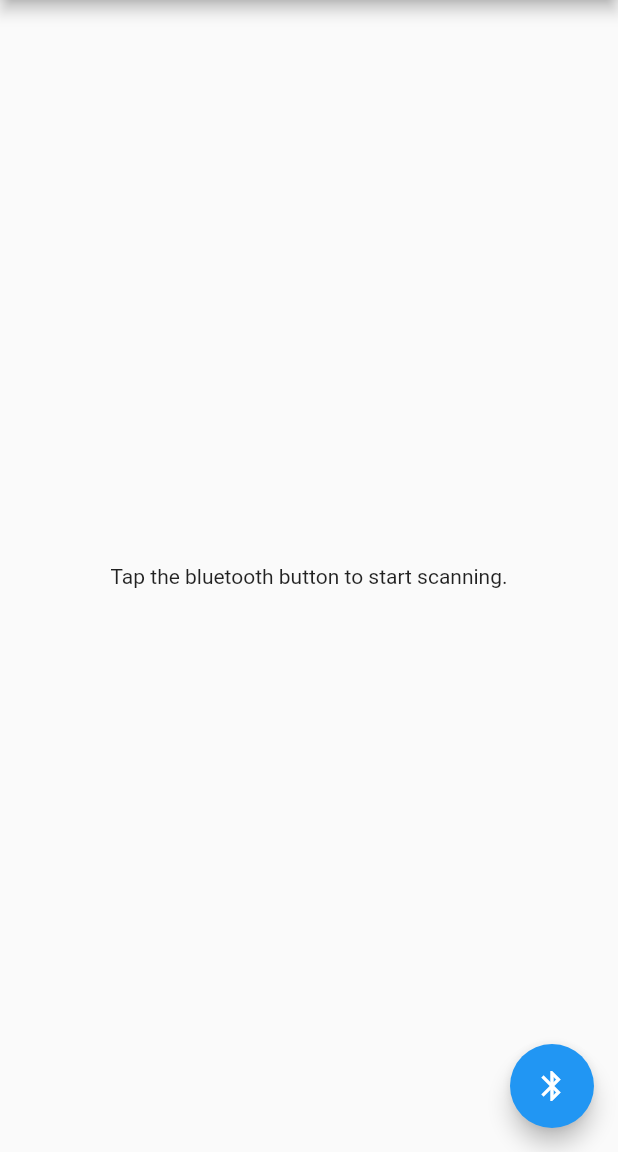
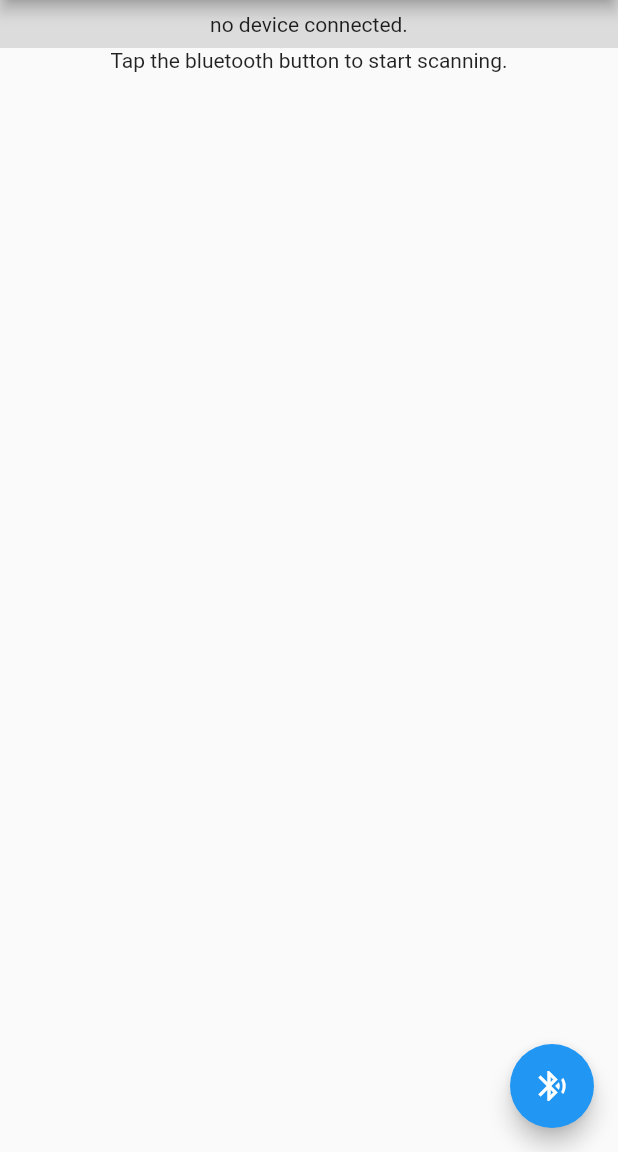
Before and after one commit to robinplz/ble_test_app, a Flutter app: the screen it shows after launch, on a phone screen of 412 x 824 dp, the part 84-1236 px from its top. Run offline on Flutter 3.47's test engine with Material 2 defaults, Android fonts, the light colour scheme and no system bars; missing offline and left inert: quick_blue.

Commit message:
add code to test "connect to BLE device".

```diff
--- a/lib/main.dart
+++ b/lib/main.dart
@@ -47,19 +47,42 @@ class MyHomePage extends StatefulWidget {
   _MyHomePageState createState() => _MyHomePageState();
 }
 
+class DeviceDescriptor {
+  late String id;
+  late String name;
+
+  DeviceDescriptor(this.id, this.name);
+}
+
 class _MyHomePageState extends State<MyHomePage> {
-  List<String> _deviceIdList = [];
+  List<DeviceDescriptor> _deviceList = [];
   bool _isScanning = false;
+  String _statusText = 'no device connected.';
+
+  @override
+  void initState() {
+    super.initState();
+
+    QuickBlue.setConnectionHandler((deviceId, state) {
+      Developer.log('$deviceId ${state.value}', name: 'bluetooth');
+      var device = _deviceList.firstWhere((element) => element.id == deviceId);
+      var statusText = '${device.id}(${device.name}) is ${state.value}.';
+      setState(() {
+        _statusText = statusText;
+      });
+    });
+  }
 
   void _toggleScan() {
     if (_isScanning) {
       QuickBlue.stopScan();
-      _resetDeviceIdList();
+      _resetDeviceList();
     } else {
       QuickBlue.scanResultStream.listen((event) {
-        var deviceDesc = '${event.name} (${event.deviceId})';
-        Developer.log('discovered: $deviceDesc', name: 'bluetooth');
-        _addDeviceId(deviceDesc);
+        var deviceId = event.deviceId;
+        var deviceName = event.name;
+        Developer.log('discovered: $deviceId - $deviceName', name: 'bluetooth');
+        _addDevice(id: deviceId, name: deviceName);
       });
       QuickBlue.startScan();
     }
@@ -69,31 +92,68 @@ class _MyHomePageState extends State<MyHomePage> {
     });
   }
 
-  void _addDeviceId(String deviceId) {
-    if (_deviceIdList.contains(deviceId)) {
+  void _addDevice({id: String, name: String}) {
+    if (-1 != _deviceList.indexWhere((element) => element.id == id)) {
       return;
     }
 
     setState(() {
-      _deviceIdList.add(deviceId);
+      _deviceList.add(DeviceDescriptor(id, name));
     });
   }
 
-  void _resetDeviceIdList() {
+  void _resetDeviceList() {
     setState(() {
-      _deviceIdList.clear();
+      _deviceList.clear();
     });
+  }
+
+  void _onTapDeviceRowAtIndex(int index) {
+    var deviceId = _deviceList[index].id;
+    QuickBlue.connect(deviceId);
+
+    if (_isScanning) {
+      QuickBlue.stopScan();
+      setState(() {
+        _isScanning = false;
+      });
+    }
+  }
+
+  ListView _renderDeviceListView() {
+    return ListView.builder(
+      itemBuilder: (context, index) {
+        return ListTile(
+          leading: Icon(Icons.bluetooth_outlined),
+          title: Text(_deviceList[index].id),
+          subtitle: Text(_deviceList[index].name),
+          onTap: () {
+            _onTapDeviceRowAtIndex(index);
+          },
+        );
+      },
+      itemCount: _deviceList.length,
+    );
+  }
+
+  Widget _renderStatusBar() {
+    return Container(
+      height: 32,
+      color: Colors.black12,
+      child: Center(
+        child: Text(_statusText),
+      ),
+    );
   }
 
   @override
   Widget build(BuildContext context) {
-    var deviceIdTextList = _deviceIdList.length > 0
-        ? _deviceIdList.map((e) => Text(e)).toList()
-        : [
-            Text(_isScanning
-                ? 'Searching...'
-                : 'Tap the bluetooth button to start scanning.')
-          ];
+    var statusBar = _renderStatusBar();
+    var contentView = _deviceList.length > 0
+        ? _renderDeviceListView()
+        : Text(_isScanning
+            ? 'Searching...'
+            : 'Tap the bluetooth button to start scanning.');
 
     // This method is rerun every time setState is called, for instance as done
     // by the _incrementCounter method above.
@@ -107,32 +167,18 @@ class _MyHomePageState extends State<MyHomePage> {
         // the App.build method, and use it to set our appbar title.
         title: Text(widget.title!),
       ),
-      body: Center(
-        // Center is a layout widget. It takes a single child and positions it
-        // in the middle of the parent.
-        child: Column(
-          // Column is also a layout widget. It takes a list of children and
-          // arranges them vertically. By default, it sizes itself to fit its
-          // children horizontally, and tries to be as tall as its parent.
-          //
-          // Invoke "debug painting" (press "p" in the console, choose the
-          // "Toggle Debug Paint" action from the Flutter Inspector in Android
-          // Studio, or the "Toggle Debug Paint" command in Visual Studio Code)
-          // to see the wireframe for each widget.
-          //
-          // Column has various properties to control how it sizes itself and
-          // how it positions its children. Here we use mainAxisAlignment to
-          // center the children vertically; the main axis here is the vertical
-          // axis because Columns are vertical (the cross axis would be
-          // horizontal).
-          mainAxisAlignment: MainAxisAlignment.center,
-          children: deviceIdTextList,
-        ),
+      body: Column(
+        children: <Widget>[
+          statusBar,
+          Expanded(child: contentView),
+        ],
       ),
       floatingActionButton: FloatingActionButton(
         onPressed: _toggleScan,
         tooltip: 'Scan Bluetooth Devices',
-        child: _isScanning ? RefreshProgressIndicator() : Icon(Icons.bluetooth),
+        child: _isScanning
+            ? RefreshProgressIndicator()
+            : Icon(Icons.bluetooth_searching),
       ), // This trailing comma makes auto-formatting nicer for build methods.
     );
   }
```
